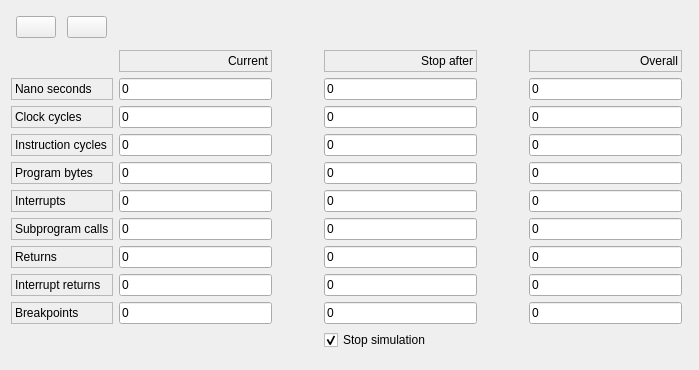
The window that IDE/GUI/widgets/Tools/StopWatch/stopwatch.ui (AbyssAbbeba/MDS-picoblaze-AVR-ide) describes before a commit, drawn with Qt 5.
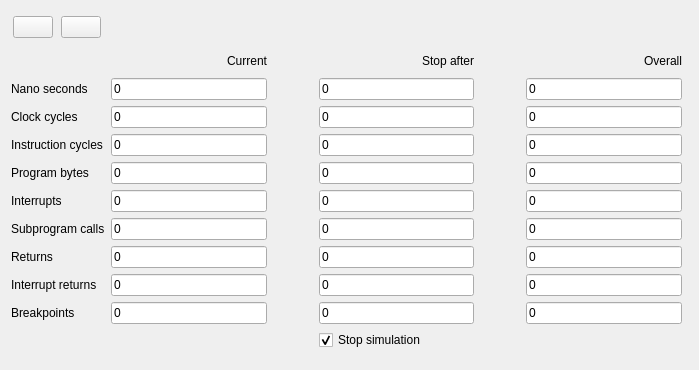
The same window after the commit. Icons and pictures are not drawn.

Patch:
```diff
--- a/IDE/GUI/widgets/Tools/StopWatch/stopwatch.ui
+++ b/IDE/GUI/widgets/Tools/StopWatch/stopwatch.ui
@@ -53,7 +53,7 @@
    <item row="2" column="0">
     <widget class="QLabel" name="label">
      <property name="frameShape">
-      <enum>QFrame::StyledPanel</enum>
+      <enum>QFrame::NoFrame</enum>
      </property>
      <property name="frameShadow">
       <enum>QFrame::Sunken</enum>
@@ -66,7 +66,7 @@
    <item row="10" column="0">
     <widget class="QLabel" name="label_4">
      <property name="frameShape">
-      <enum>QFrame::StyledPanel</enum>
+      <enum>QFrame::NoFrame</enum>
      </property>
      <property name="frameShadow">
       <enum>QFrame::Sunken</enum>
@@ -79,7 +79,7 @@
    <item row="11" column="0">
     <widget class="QLabel" name="label_3">
      <property name="frameShape">
-      <enum>QFrame::StyledPanel</enum>
+      <enum>QFrame::NoFrame</enum>
      </property>
      <property name="frameShadow">
       <enum>QFrame::Sunken</enum>
@@ -99,7 +99,7 @@
    <item row="8" column="0">
     <widget class="QLabel" name="label_5">
      <property name="frameShape">
-      <enum>QFrame::StyledPanel</enum>
+      <enum>QFrame::NoFrame</enum>
      </property>
      <property name="frameShadow">
       <enum>QFrame::Sunken</enum>
@@ -112,7 +112,7 @@
    <item row="3" column="0">
     <widget class="QLabel" name="label_6">
      <property name="frameShape">
-      <enum>QFrame::StyledPanel</enum>
+      <enum>QFrame::NoFrame</enum>
      </property>
      <property name="frameShadow">
       <enum>QFrame::Sunken</enum>
@@ -125,7 +125,7 @@
    <item row="7" column="0">
     <widget class="QLabel" name="label_7">
      <property name="frameShape">
-      <enum>QFrame::StyledPanel</enum>
+      <enum>QFrame::NoFrame</enum>
      </property>
      <property name="frameShadow">
       <enum>QFrame::Sunken</enum>
@@ -141,7 +141,7 @@
       <bool>true</bool>
      </property>
      <property name="frameShape">
-      <enum>QFrame::StyledPanel</enum>
+      <enum>QFrame::NoFrame</enum>
      </property>
      <property name="frameShadow">
       <enum>QFrame::Sunken</enum>
@@ -154,7 +154,7 @@
    <item row="4" column="0">
     <widget class="QLabel" name="label_9">
      <property name="frameShape">
-      <enum>QFrame::StyledPanel</enum>
+      <enum>QFrame::NoFrame</enum>
      </property>
      <property name="frameShadow">
       <enum>QFrame::Sunken</enum>
@@ -167,7 +167,7 @@
    <item row="6" column="0">
     <widget class="QLabel" name="label_10">
      <property name="frameShape">
-      <enum>QFrame::StyledPanel</enum>
+      <enum>QFrame::NoFrame</enum>
      </property>
      <property name="frameShadow">
       <enum>QFrame::Sunken</enum>
@@ -249,7 +249,7 @@
    <item row="1" column="1">
     <widget class="QLabel" name="label_11">
      <property name="frameShape">
-      <enum>QFrame::StyledPanel</enum>
+      <enum>QFrame::NoFrame</enum>
      </property>
      <property name="text">
       <string>Current</string>
@@ -262,7 +262,7 @@
    <item row="1" column="3">
     <widget class="QLabel" name="label_12">
      <property name="frameShape">
-      <enum>QFrame::StyledPanel</enum>
+      <enum>QFrame::NoFrame</enum>
      </property>
      <property name="text">
       <string>Stop after</string>
@@ -344,7 +344,7 @@
       <string>Overall view</string>
      </property>
      <property name="frameShape">
-      <enum>QFrame::StyledPanel</enum>
+      <enum>QFrame::NoFrame</enum>
      </property>
      <property name="text">
       <string>Overall</string>
```
